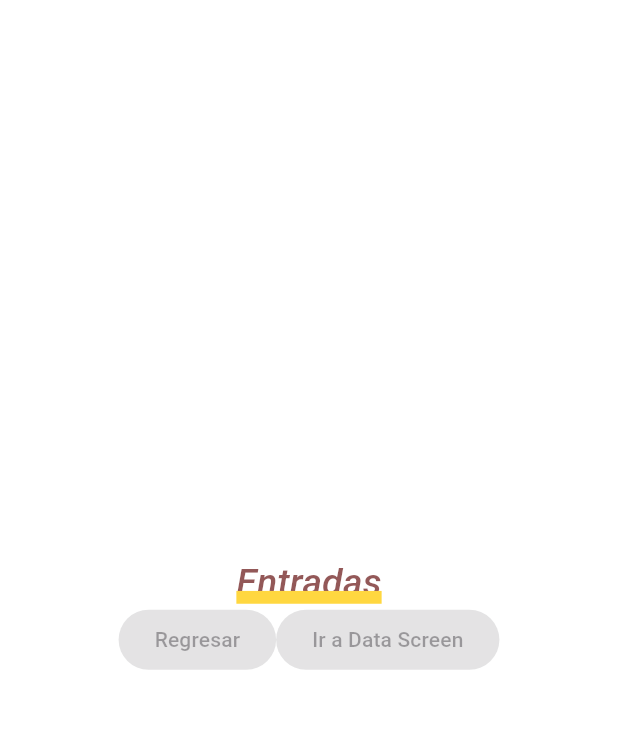
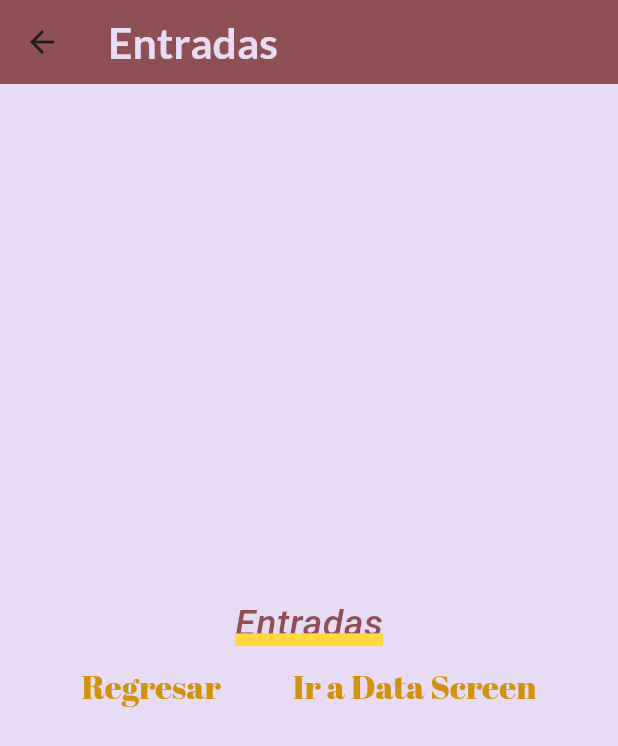
Before and after one commit to TheRipper284/componentes_flutter5c, a Flutter app: the screen it shows after launch, after a tap on "Entradas", on a phone screen of 412 x 824 dp. Shown: the top 746 px of the screen. Run offline on Flutter 3.47's test engine with Material 3 defaults, Android fonts, the phone set to English and light mode, and no system bars; our stand-ins replace google_fonts; Roboto replaces fonts that are missing (Aclonica).

Commit message:
changing the AppTheme and adding Scaffold to Inputs

```diff
--- a/lib/screens/home_screen.dart
+++ b/lib/screens/home_screen.dart
@@ -16,7 +16,10 @@ class HomeScreen extends StatelessWidget {
       body: ListView(
         children: [
           ListTile(
-            leading: const Icon(Icons.accessibility_new_sharp),
+            leading: IconTheme(
+              data: AppTheme.lightTheme.iconTheme,
+              child: const Icon(Icons.accessibility_new_sharp),
+            ),
             title: Text(
               'Entradas',
               style: AppTheme.lightTheme.textTheme.headlineLarge,
@@ -38,7 +41,10 @@ class HomeScreen extends StatelessWidget {
           ),
           const Divider(),
           ListTile(
-            leading: const Icon(Icons.list_alt_rounded),
+            leading: IconTheme(
+              data: AppTheme.lightTheme.iconTheme,
+              child: const Icon(Icons.list_alt_rounded),
+            ),
             title: Text(
               'ListView.builder',
               style: AppTheme.lightTheme.textTheme.headlineLarge,
@@ -60,7 +66,10 @@ class HomeScreen extends StatelessWidget {
           ),
           const Divider(),
           ListTile(
-            leading: const Icon(Icons.notification_add),
+            leading: IconTheme(
+              data: AppTheme.lightTheme.iconTheme,
+              child: const Icon(Icons.notification_add),
+            ),
             title: Text(
               'Notificaciones',
               style: AppTheme.lightTheme.textTheme.headlineLarge,
--- a/lib/screens/inputs_screen.dart
+++ b/lib/screens/inputs_screen.dart
@@ -11,7 +11,9 @@ class InputsScreen extends StatefulWidget {
 class _InputsScreenState extends State<InputsScreen> {
   @override
   Widget build(BuildContext context) {
-    return  Column(
+    return  Scaffold(
+      appBar: AppBar(title: const Text('Entradas')),
+      body: Column(
         mainAxisAlignment: MainAxisAlignment.center,
         children: [
           Text(
@@ -23,7 +25,9 @@ class _InputsScreenState extends State<InputsScreen> {
             children: [
               ElevatedButton(
                 onPressed: null,
-              child: Text('Regresar'),
+                child: Text(
+                  'Regresar'
+                ),
               ),
               ElevatedButton(
                 onPressed: null,
@@ -34,6 +38,7 @@ class _InputsScreenState extends State<InputsScreen> {
             ],
           )
         ],
+      ),
     );
   }
 }
--- a/lib/theme/app_theme.dart
+++ b/lib/theme/app_theme.dart
@@ -5,13 +5,40 @@ import 'package:google_fonts/google_fonts.dart';
 class AppTheme{
   //Declaraciones de color
   static const primaryColor = Color.fromARGB(195, 114, 37, 37);
-  static const accentColor = Color.fromARGB(195, 0, 0, 0);
+  static const accentColor = Color.fromARGB(255, 209, 147, 14);
   static const backColor = Color.fromARGB(255, 231, 220, 243);
 
   //Declaraciones de tema claro
   static final ThemeData lightTheme = ThemeData.light().copyWith(
     scaffoldBackgroundColor: backColor,
-        appBarTheme: const AppBarTheme(color: primaryColor),
+        appBarTheme: AppBarTheme
+          (color: primaryColor,
+          titleTextStyle: GoogleFonts.lato(
+            color: backColor,
+            fontSize: 28.5,
+            fontWeight: FontWeight.bold,
+          ),
+        ),
+        iconTheme: const IconThemeData(
+          color: accentColor,
+          size: 35.0,
+        ),
+        elevatedButtonTheme: ElevatedButtonThemeData(
+          style: ButtonStyle(
+            backgroundColor: MaterialStateProperty.all(
+              backColor),
+
+            foregroundColor: MaterialStateProperty.all(
+              accentColor
+              ),
+            textStyle: MaterialStateProperty.all(
+              GoogleFonts.abrilFatface(
+                fontSize: 22.0,
+              ),
+            )
+
+          ),
+        ),
         textTheme:  TextTheme(
           headlineLarge: GoogleFonts.aclonica(
             color: primaryColor,
```
Lines whose indentation alone changed are shown as unchanged.
